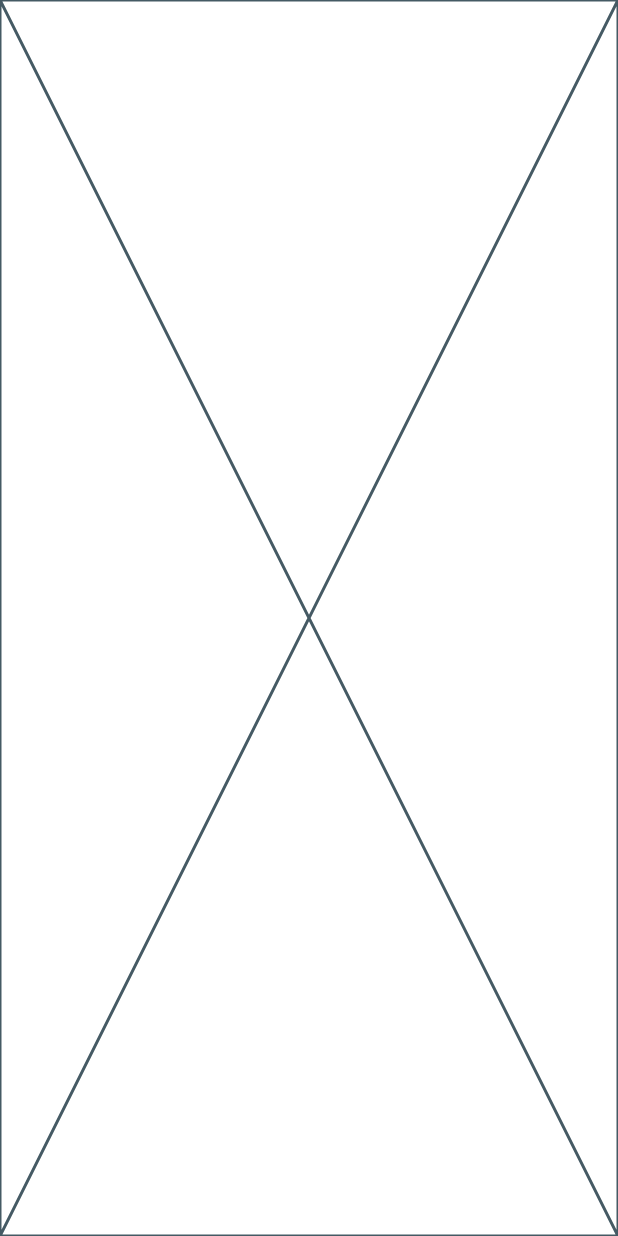
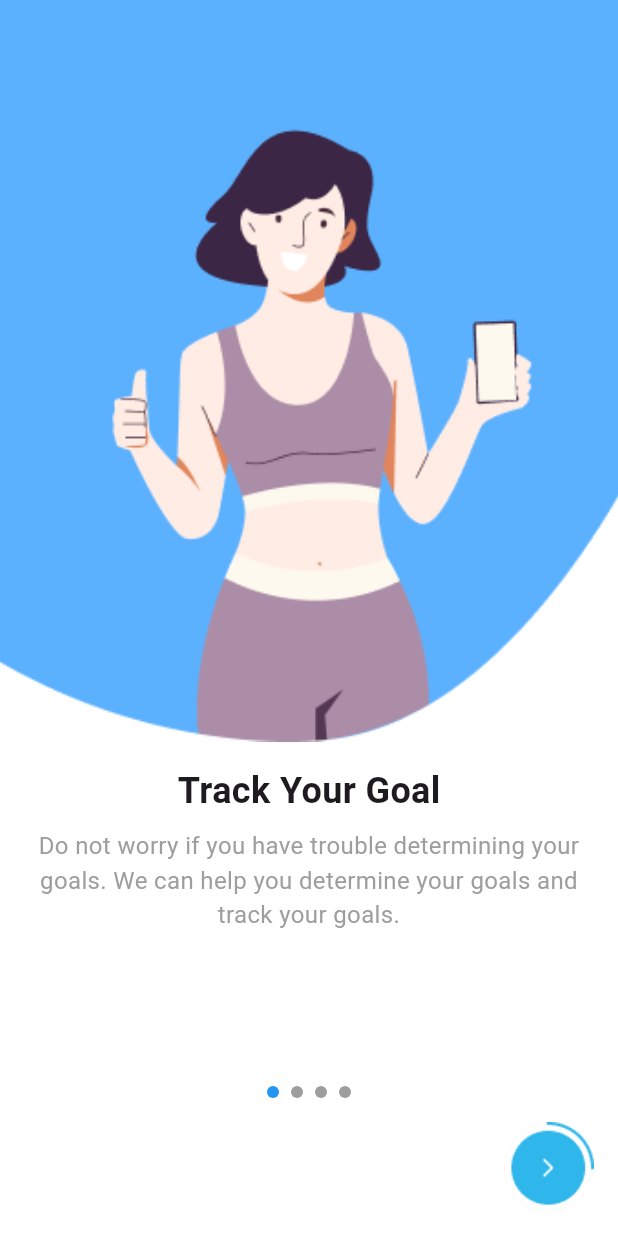
Before and after one commit to MariamEssam5/Graduation-Project, a Flutter app: the screen it shows after launch, on a phone screen of 412 x 824 dp. Run offline on Flutter 3.47's test engine with Material 3 defaults, Android fonts, the phone set to English and light mode, and no system bars; our stand-ins replace get.

Commit message:
Onboarding Screens done

```diff
--- a/lib/constants.dart
+++ b/lib/constants.dart
@@ -0,0 +1 @@
+const kTranstionDuration = Duration(milliseconds: 250);
--- a/lib/core/utils/assets.dart
+++ b/lib/core/utils/assets.dart
@@ -1,3 +1,8 @@
 class AssetsData {
   static const logo = 'assets/images/logo3.png';
+  static const improve = 'assets/images/improve.png';
+  static const gett = 'assets/images/get.png';
+  static const eat = 'assets/images/eat.png';
+  static const track = 'assets/images/track.png';
+  static const arrow = 'assets/images/arrow.png';
 }
--- /dev/null
+++ b/lib/features/OnBoarding/data/models/onboarding_item.dart
@@ -0,0 +1,10 @@
+class OnboardingItem {
+  final String title;
+  final String descreption;
+  final String imagePath;
+
+  OnboardingItem(
+      {required this.title,
+      required this.descreption,
+      required this.imagePath});
+}
--- a/lib/features/OnBoarding/presentaion/Views/on_Boarding_view.dart
+++ b/lib/features/OnBoarding/presentaion/Views/on_Boarding_view.dart
@@ -1,10 +1,106 @@
 import 'package:flutter/material.dart';
+import 'package:graduation_project/core/utils/assets.dart';
+import 'package:graduation_project/features/OnBoarding/data/models/onboarding_item.dart';
+import 'package:graduation_project/features/OnBoarding/presentaion/Views/widgets/onboarding_indicator.dart';
+import 'package:graduation_project/features/OnBoarding/presentaion/Views/widgets/onboarding_page.dart';
 
-class OnBoardingView extends StatelessWidget {
-  const OnBoardingView({super.key});
+class OnboardingScreen extends StatefulWidget {
+  @override
+  _OnboardingScreenState createState() => _OnboardingScreenState();
+}
+
+class _OnboardingScreenState extends State<OnboardingScreen> {
+  final PageController _pageController = PageController(initialPage: 0);
+  int _currentPage = 0;
+
+  final List<OnboardingItem> _onboardingItems = [
+    OnboardingItem(
+      title: "Track Your Goal",
+      descreption:
+          "Do not worry if you have trouble determining your goals. We can help you determine your goals and track your goals.",
+      imagePath: AssetsData.track,
+    ),
+    OnboardingItem(
+      title: "Get Burn",
+      descreption:
+          "Keep burning, to achieve your goals, it hurts only temporarily. If you give up now you will be in pain forever.",
+      imagePath: AssetsData.gett,
+    ),
+    OnboardingItem(
+      title: "Eat Well",
+      descreption:
+          " Start a healthy lifestyle with us, we can determine your diet every day. Facility eating is fun.",
+      imagePath: AssetsData.eat,
+    ),
+    OnboardingItem(
+      title: "Improve Sleep Quality",
+      descreption:
+          "Improve the quality of your sleep with us, good quality sleep can bring a good mood in the morning.",
+      imagePath: "assets/images/improve.png",
+    ),
+  ];
 
   @override
   Widget build(BuildContext context) {
-    return const Placeholder();
+    return Scaffold(
+      extendBodyBehindAppBar: true,
+      appBar: AppBar(
+        backgroundColor: Colors.transparent,
+        elevation: 0,
+        automaticallyImplyLeading: false,
+      ),
+      body: Column(
+        children: [
+          Expanded(
+            child: PageView.builder(
+              controller: _pageController,
+              itemCount: _onboardingItems.length,
+              onPageChanged: (int page) {
+                setState(() {
+                  _currentPage = page;
+                });
+              },
+              itemBuilder: (context, index) {
+                return OnboardingPage(
+                  item: _onboardingItems[index],
+                );
+              },
+            ),
+          ),
+          OnboardingIndicator(
+            currentPage: _currentPage,
+            pageCount: _onboardingItems.length,
+          ),
+          _buildArrowButton(), // Updated arrow button
+        ],
+      ),
+    );
+  }
+
+  Widget _buildArrowButton() {
+    return Padding(
+      padding: const EdgeInsets.all(16.0),
+      child: Align(
+        alignment: Alignment.centerRight, // Align arrow to the right
+        child: GestureDetector(
+          onTap: () {
+            if (_currentPage < _onboardingItems.length - 1) {
+              _pageController.nextPage(
+                duration: const Duration(milliseconds: 300),
+                curve: Curves.easeInOut,
+              );
+            } else {
+              // Navigate to the next screen (e.g., home screen)
+              print("Onboarding completed!");
+            }
+          },
+          child: Image.asset(
+            AssetsData.arrow,
+            width: 60,
+            height: 60,
+          ),
+        ),
+      ),
+    );
   }
 }
--- /dev/null
+++ b/lib/features/OnBoarding/presentaion/Views/widgets/onboarding_indicator.dart
@@ -0,0 +1,26 @@
+import 'package:flutter/material.dart';
+
+class OnboardingIndicator extends StatelessWidget {
+  final int currentPage;
+  final int pageCount;
+
+  OnboardingIndicator({required this.currentPage, required this.pageCount});
+
+  @override
+  Widget build(BuildContext context) {
+    return Row(
+      mainAxisAlignment: MainAxisAlignment.center,
+      children: List.generate(pageCount, (index) {
+        return Container(
+          width: 8,
+          height: 8,
+          margin: EdgeInsets.symmetric(horizontal: 4),
+          decoration: BoxDecoration(
+            shape: BoxShape.circle,
+            color: currentPage == index ? Colors.blue : Colors.grey,
+          ),
+        );
+      }),
+    );
+  }
+}
--- /dev/null
+++ b/lib/features/OnBoarding/presentaion/Views/widgets/onboarding_page.dart
@@ -0,0 +1,48 @@
+import 'package:flutter/material.dart';
+import 'package:graduation_project/features/OnBoarding/data/models/onboarding_item.dart';
+
+class OnboardingPage extends StatelessWidget {
+  final OnboardingItem item;
+
+  OnboardingPage({required this.item});
+
+  @override
+  Widget build(BuildContext context) {
+    return Column(
+      children: [
+        // Image with reduced height
+        Image.asset(
+          item.imagePath,
+          width: MediaQuery.of(context).size.width, // Full width
+          height:
+              MediaQuery.of(context).size.height * 0.6, // 60% of screen height
+          fit: BoxFit.cover, // Ensures the image covers the area
+        ),
+        // Text below the image
+        Padding(
+          padding: const EdgeInsets.all(16.0),
+          child: Column(
+            children: [
+              Text(
+                item.title,
+                style: TextStyle(
+                  fontSize: 24,
+                  fontWeight: FontWeight.bold,
+                ),
+              ),
+              SizedBox(height: 8),
+              Text(
+                item.descreption,
+                textAlign: TextAlign.center,
+                style: TextStyle(
+                  fontSize: 16,
+                  color: Colors.grey,
+                ),
+              ),
+            ],
+          ),
+        ),
+      ],
+    );
+  }
+}
--- a/lib/features/splash/presentaion/views/wedgits/sliding_text.dart
+++ b/lib/features/splash/presentaion/views/wedgits/sliding_text.dart
@@ -17,7 +17,7 @@ class SlidingText extends StatelessWidget {
             position: slidingAnimation,
             child: const Text(
               "FitFork",
-              style: TextStyle(fontSize: 24),
+              style: TextStyle(fontSize: 30, fontWeight: FontWeight.bold),
               textAlign: TextAlign.center,
             ),
           );
--- a/lib/features/splash/presentaion/views/wedgits/splash_view_body.dart
+++ b/lib/features/splash/presentaion/views/wedgits/splash_view_body.dart
@@ -1,6 +1,7 @@
 import 'package:flutter/material.dart';
 import 'package:get/get_core/get_core.dart';
 import 'package:get/get_navigation/get_navigation.dart';
+import 'package:graduation_project/constants.dart';
 import 'package:graduation_project/core/utils/assets.dart';
 import 'package:graduation_project/features/OnBoarding/presentaion/Views/on_Boarding_view.dart';
 import 'package:graduation_project/features/splash/presentaion/views/wedgits/sliding_text.dart';
@@ -20,8 +21,8 @@ class _SplashViewBodyState extends State<SplashViewBody>
   void initState() {
     super.initState();
     InitSlidingAnimation();
-    Future.delayed(Duration(seconds: 3), () {
-      Get.to(() => const OnBoardingView(),
+    Future.delayed(const Duration(seconds: 3), () {
+      Get.to(() => OnboardingScreen(),
           transition: Transition.fade, duration: kTranstionDuration);
     });
   }
```
Also changed, not shown: assets/images/arrow.png (added), assets/images/eat.png (added), assets/images/get.png (added), assets/images/improve.png (added), assets/images/track.png (added).
